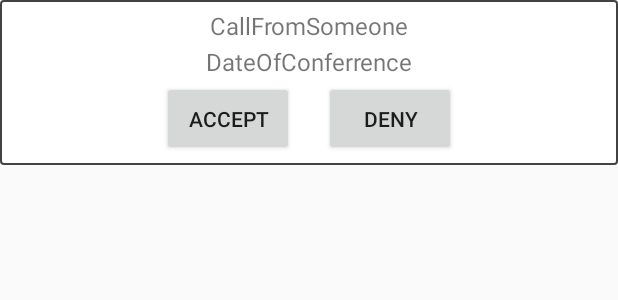
After one commit to sojeongyim/apprtc_androidapp, an Android app: the layout chat_videocall.xml on its own in the app's theme, with its tools: preview values and no code run, on a phone screen of 412 x 824 dp. The commit adds this screen. Shown: the top 300 px of the screen. Run offline under Robolectric (Android 15) with nearby library versions, the phone set to English and light mode, and no system bars.

Commit message:
Send Vid Call Request added

```diff
--- a/app/src/main/AndroidManifest.xml
+++ b/app/src/main/AndroidManifest.xml
@@ -30,6 +30,8 @@
 
         <activity
             android:name=".ChattingActivity"
+            android:windowSoftInputMode="adjustResize">
+
             android:theme="@style/AppTheme"></activity>
         <activity
             android:name=".SplashActivity"
--- a/app/src/main/java/xyz/pulse9/sinabro/BottomSheetDialog.java
+++ b/app/src/main/java/xyz/pulse9/sinabro/BottomSheetDialog.java
@@ -40,13 +40,9 @@ public class BottomSheetDialog extends BottomSheetDialogFragment implements View
         View view = inflater.inflate(R.layout.bottom_sheet_dialog, container,false);
         msgLo = (LinearLayout) view.findViewById(R.id.msgLo);
         emailLo = (LinearLayout) view.findViewById(R.id.emailLo);
-        cloudLo = (LinearLayout) view.findViewById(R.id.cloudLo);
-        bluetoothLo = (LinearLayout) view.findViewById(R.id.bluetoothLo);
 
         msgLo.setOnClickListener(listener);
         emailLo.setOnClickListener(listener);
-        cloudLo.setOnClickListener(listener);
-        bluetoothLo.setOnClickListener(listener);
         return view;
     }
     @Override
--- /dev/null
+++ b/app/src/main/res/drawable-xhdpi/my_border.xml
@@ -0,0 +1,21 @@
+<?xml version="1.0" encoding="utf-8"?>
+<shape xmlns:android="http://schemas.android.com/apk/res/android"
+    android:shape="rectangle" >
+
+    <!-- View background color -->
+    <solid
+        android:color="@color/cardview_light_background" >
+    </solid>
+
+    <!-- View border color and width -->
+    <stroke
+        android:width="1dp"
+        android:color="@color/cardview_dark_background" >
+    </stroke>
+
+    <!-- The radius makes the corners rounded -->
+    <corners
+        android:radius="2dp"   >
+    </corners>
+
+</shape>
--- /dev/null
+++ b/app/src/main/res/layout/chat_videocall.xml
@@ -0,0 +1,61 @@
+<?xml version="1.0" encoding="utf-8"?>
+<LinearLayout xmlns:android="http://schemas.android.com/apk/res/android"
+    android:layout_width="fill_parent"
+    android:layout_height="110dp"
+    android:background="@drawable/my_border"
+    android:orientation="vertical"
+    android:padding="6dip">
+
+    <TextView
+        android:id="@+id/VideoCall"
+        android:layout_width="fill_parent"
+        android:layout_height="wrap_content"
+        android:layout_above="@id/secondLine"
+        android:layout_alignParentRight="true"
+        android:layout_alignParentTop="true"
+        android:layout_alignWithParentIfMissing="true"
+        android:layout_centerHorizontal="true"
+        android:layout_weight="1"
+        android:gravity="center_horizontal"
+        android:text="CallFromSomeone"
+        android:textSize="16sp" />
+
+    <TextView
+        android:id="@+id/dataTime"
+        android:layout_width="fill_parent"
+        android:layout_height="wrap_content"
+        android:layout_above="@id/secondLine"
+        android:layout_alignParentRight="true"
+        android:layout_alignParentTop="true"
+        android:layout_alignWithParentIfMissing="true"
+        android:layout_centerHorizontal="true"
+        android:layout_weight="1"
+        android:gravity="center_horizontal"
+        android:text="DateOfConferrence"
+        android:textSize="16sp" />
+
+    <LinearLayout
+        android:layout_width="wrap_content"
+        android:layout_height="wrap_content"
+        android:layout_gravity="center_horizontal"
+        android:layout_weight="1">
+
+        <Button
+            android:id="@+id/aceeptBtn"
+            android:layout_width="match_parent"
+            android:layout_height="fill_parent"
+            android:layout_marginHorizontal="10dp"
+            android:layout_weight="1"
+            android:text="Accept" />
+
+        <Button
+            android:id="@+id/denyBtn"
+            android:layout_width="match_parent"
+            android:layout_height="fill_parent"
+            android:layout_marginHorizontal="10dp"
+            android:layout_weight="1"
+            android:text="Deny" />
+    </LinearLayout>
+
+
+</LinearLayout>
```
Also changed, not shown: app/src/main/java/xyz/pulse9/sinabro/ChatAdapter.java (+65 -48 lines), app/src/main/java/xyz/pulse9/sinabro/ConnectActivity.java (+6 -11 lines), app/src/main/java/xyz/pulse9/sinabro/Message.java (+68 -5 lines), app/src/main/res/layout/bottom_sheet_dialog.xml (+2 -48 lines).
